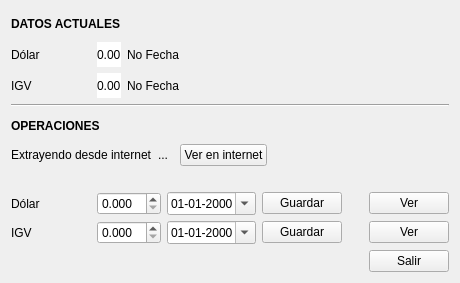
First picture: the form in ManagerSystem/configuracion.ui, repository radtek/manager, before the edit.
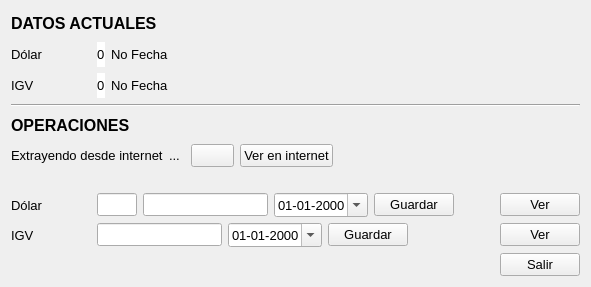
Second picture: the form after the edit. Icons and pictures are not drawn. Custom widgets are drawn as their Qt base class.

Diff of the .ui file:
```diff
--- a/ManagerSystem/configuracion.ui
+++ b/ManagerSystem/configuracion.ui
@@ -6,8 +6,8 @@
    <rect>
     <x>0</x>
     <y>0</y>
-    <width>460</width>
-    <height>283</height>
+    <width>591</width>
+    <height>287</height>
    </rect>
   </property>
   <property name="windowTitle">
@@ -20,6 +20,7 @@
       <widget class="QLabel" name="label_datos">
        <property name="font">
         <font>
+         <pointsize>12</pointsize>
          <weight>75</weight>
          <bold>true</bold>
         </font>
@@ -60,6 +61,11 @@
          <height>16777215</height>
         </size>
        </property>
+       <property name="font">
+        <font>
+         <pointsize>10</pointsize>
+        </font>
+       </property>
        <property name="text">
         <string>Dólar</string>
        </property>
@@ -83,16 +89,26 @@
      </item>
      <item>
       <widget class="QLabel" name="label_dolar_value">
+       <property name="font">
+        <font>
+         <pointsize>10</pointsize>
+        </font>
+       </property>
        <property name="styleSheet">
         <string notr="true">background-color: rgb(255, 255, 255);</string>
        </property>
        <property name="text">
-        <string>0.00</string>
+        <string>0</string>
        </property>
       </widget>
      </item>
      <item>
       <widget class="QLabel" name="label_dolar_date">
+       <property name="font">
+        <font>
+         <pointsize>10</pointsize>
+        </font>
+       </property>
        <property name="text">
         <string>No Fecha</string>
        </property>
@@ -129,6 +145,11 @@
          <height>16777215</height>
         </size>
        </property>
+       <property name="font">
+        <font>
+         <pointsize>10</pointsize>
+        </font>
+       </property>
        <property name="text">
         <string>IGV</string>
        </property>
@@ -152,16 +173,26 @@
      </item>
      <item>
       <widget class="QLabel" name="label_igv_value">
+       <property name="font">
+        <font>
+         <pointsize>10</pointsize>
+        </font>
+       </property>
        <property name="styleSheet">
         <string notr="true">background-color: rgb(255, 255, 255);</string>
        </property>
        <property name="text">
-        <string>0.00</string>
+        <string>0</string>
        </property>
       </widget>
      </item>
      <item>
       <widget class="QLabel" name="label_igv_date">
+       <property name="font">
+        <font>
+         <pointsize>10</pointsize>
+        </font>
+       </property>
        <property name="text">
         <string>No Fecha</string>
        </property>
@@ -195,6 +226,7 @@
       <widget class="QLabel" name="label">
        <property name="font">
         <font>
+         <pointsize>12</pointsize>
          <weight>75</weight>
          <bold>true</bold>
         </font>
@@ -223,6 +255,11 @@
     <layout class="QHBoxLayout" name="horizontalLayout_8">
      <item>
       <widget class="QLabel" name="label_3">
+       <property name="font">
+        <font>
+         <pointsize>10</pointsize>
+        </font>
+       </property>
        <property name="text">
         <string>Extrayendo desde internet</string>
        </property>
@@ -242,13 +279,39 @@
          <height>16777215</height>
         </size>
        </property>
+       <property name="font">
+        <font>
+         <pointsize>10</pointsize>
+        </font>
+       </property>
        <property name="text">
         <string>...</string>
        </property>
       </widget>
      </item>
+     <item>
+      <widget class="QPushButton" name="pushButton_reload">
+       <property name="font">
+        <font>
+         <pointsize>10</pointsize>
+        </font>
+       </property>
+       <property name="text">
+        <string/>
+       </property>
+       <property name="icon">
+        <iconset resource="Iconos.qrc">
+         <normaloff>:/new/Iconos/playback_reload.png</normaloff>:/new/Iconos/playback_reload.png</iconset>
+       </property>
+      </widget>
+     </item>
      <item>
       <widget class="QPushButton" name="pushButton_ver_internet">
+       <property name="font">
+        <font>
+         <pointsize>10</pointsize>
+        </font>
+       </property>
        <property name="text">
         <string>Ver en internet</string>
        </property>
@@ -298,6 +361,11 @@
          <height>16777215</height>
         </size>
        </property>
+       <property name="font">
+        <font>
+         <pointsize>10</pointsize>
+        </font>
+       </property>
        <property name="styleSheet">
         <string notr="true"/>
        </property>
@@ -307,23 +375,45 @@
       </widget>
      </item>
      <item>
-      <widget class="QDoubleSpinBox" name="doubleSpinBox_cambio">
-       <property name="wrapping">
-        <bool>false</bool>
+      <widget class="QLineEdit" name="lineEdit_id_tipo_cambio">
+       <property name="minimumSize">
+        <size>
+         <width>40</width>
+         <height>0</height>
+        </size>
        </property>
-       <property name="buttonSymbols">
-        <enum>QAbstractSpinBox::UpDownArrows</enum>
+       <property name="maximumSize">
+        <size>
+         <width>40</width>
+         <height>16777215</height>
+        </size>
        </property>
-       <property name="keyboardTracking">
-        <bool>true</bool>
+       <property name="font">
+        <font>
+         <pointsize>10</pointsize>
+        </font>
        </property>
-       <property name="decimals">
-        <number>3</number>
+      </widget>
+     </item>
+     <item>
+      <widget class="LineEdit" name="lineEdit_tipo_cambio">
+       <property name="font">
+        <font>
+         <pointsize>10</pointsize>
+        </font>
+       </property>
+       <property name="alignment">
+        <set>Qt::AlignRight|Qt::AlignTrailing|Qt::AlignVCenter</set>
        </property>
       </widget>
      </item>
      <item>
       <widget class="QDateEdit" name="dateEdit_cambio">
+       <property name="font">
+        <font>
+         <pointsize>10</pointsize>
+        </font>
+       </property>
        <property name="wrapping">
         <bool>false</bool>
        </property>
@@ -340,6 +430,11 @@
      </item>
      <item>
       <widget class="QPushButton" name="pushButton_guardar_cambio">
+       <property name="font">
+        <font>
+         <pointsize>10</pointsize>
+        </font>
+       </property>
        <property name="text">
         <string>Guardar</string>
        </property>
@@ -360,6 +455,11 @@
      </item>
      <item>
       <widget class="QPushButton" name="pushButton_ver_cambio">
+       <property name="font">
+        <font>
+         <pointsize>10</pointsize>
+        </font>
+       </property>
        <property name="text">
         <string>Ver</string>
        </property>
@@ -383,20 +483,35 @@
          <height>16777215</height>
         </size>
        </property>
+       <property name="font">
+        <font>
+         <pointsize>10</pointsize>
+        </font>
+       </property>
        <property name="text">
         <string>IGV</string>
        </property>
       </widget>
      </item>
      <item>
-      <widget class="QDoubleSpinBox" name="doubleSpinBox_igv">
-       <property name="decimals">
-        <number>3</number>
+      <widget class="LineEdit" name="lineEdit_igv">
+       <property name="font">
+        <font>
+         <pointsize>10</pointsize>
+        </font>
+       </property>
+       <property name="alignment">
+        <set>Qt::AlignRight|Qt::AlignTrailing|Qt::AlignVCenter</set>
        </property>
       </widget>
      </item>
      <item>
       <widget class="QDateEdit" name="dateEdit_igv">
+       <property name="font">
+        <font>
+         <pointsize>10</pointsize>
+        </font>
+       </property>
        <property name="wrapping">
         <bool>false</bool>
        </property>
@@ -410,6 +525,11 @@
      </item>
      <item>
       <widget class="QPushButton" name="pushButton_guardar_igv">
+       <property name="font">
+        <font>
+         <pointsize>10</pointsize>
+        </font>
+       </property>
        <property name="text">
         <string>Guardar</string>
        </property>
@@ -430,6 +550,11 @@
      </item>
      <item>
       <widget class="QPushButton" name="pushButton_ver_igv">
+       <property name="font">
+        <font>
+         <pointsize>10</pointsize>
+        </font>
+       </property>
        <property name="text">
         <string>Ver</string>
        </property>
@@ -454,6 +579,11 @@
      </item>
      <item>
       <widget class="QPushButton" name="pushButton_salir">
+       <property name="font">
+        <font>
+         <pointsize>10</pointsize>
+        </font>
+       </property>
        <property name="text">
         <string>Salir</string>
        </property>
@@ -463,6 +593,13 @@
    </item>
   </layout>
  </widget>
+ <customwidgets>
+  <customwidget>
+   <class>LineEdit</class>
+   <extends>QLineEdit</extends>
+   <header location="global">lineedit.h</header>
+  </customwidget>
+ </customwidgets>
  <tabstops>
   <tabstop>dateEdit_cambio</tabstop>
   <tabstop>pushButton_ver_cambio</tabstop>
```
Left out of the diff: 13 changed lines with no effect on the pictures.
